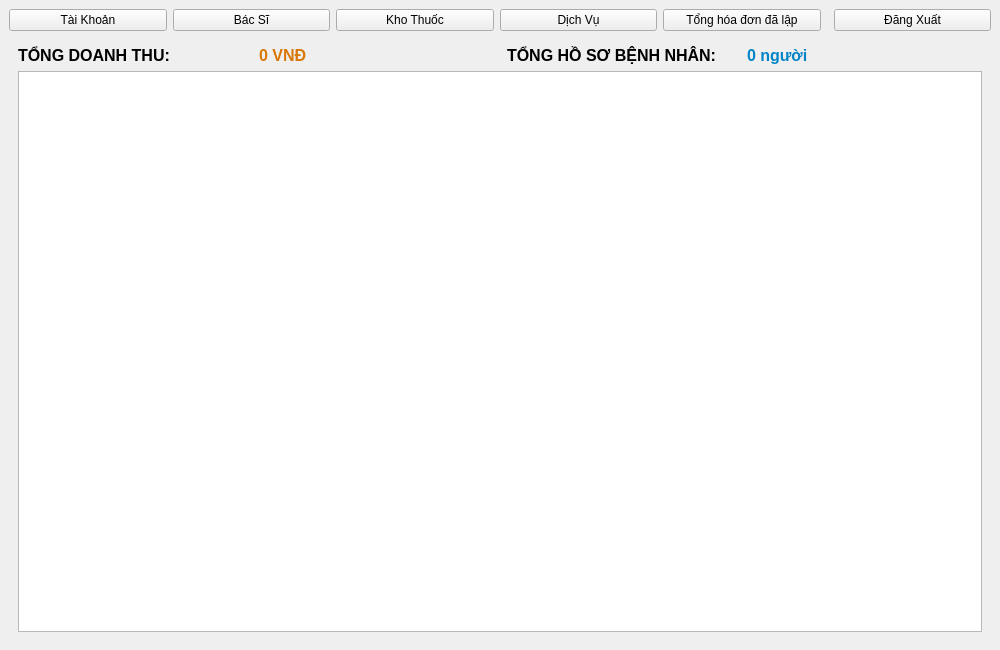
The window that src/ui/AdminMenu.ui (prestonwanttorevenge/PBL2) describes before a commit, drawn with Qt 5.
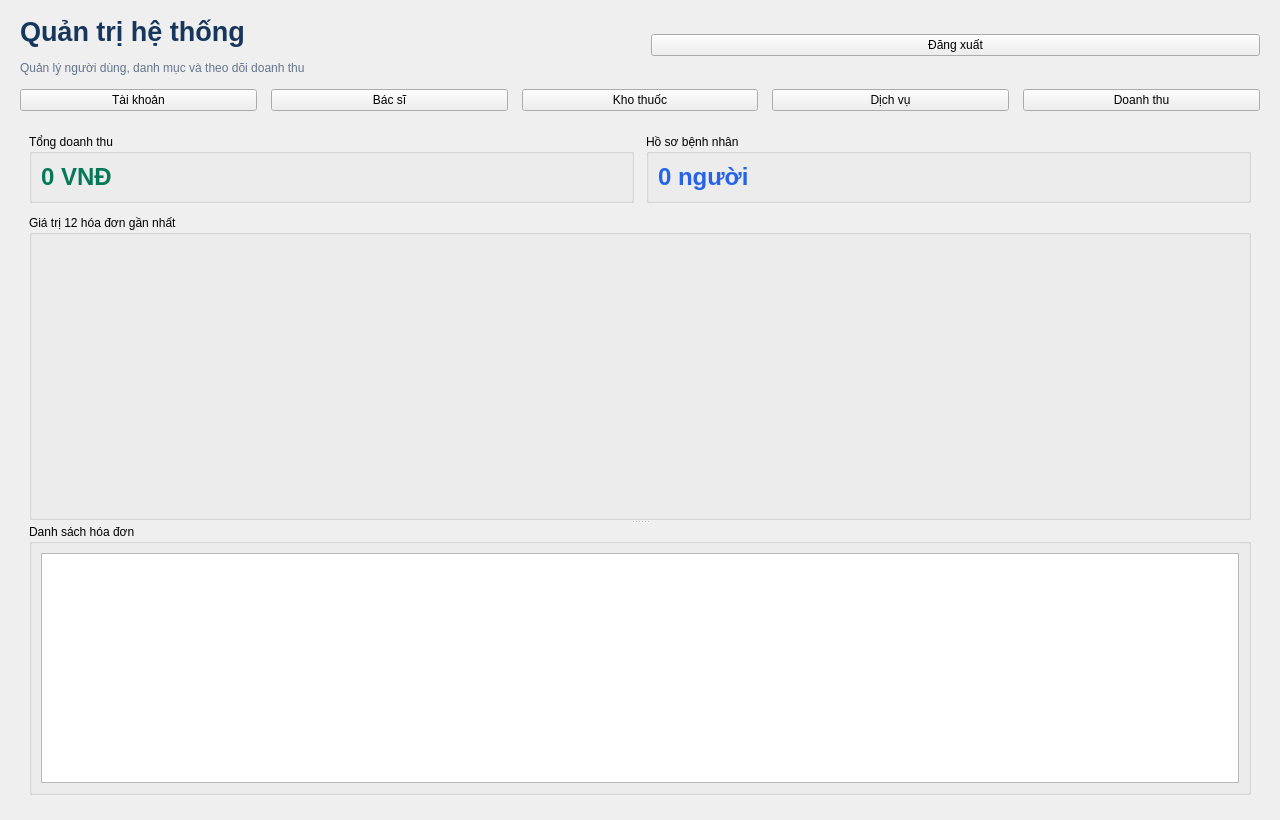
The same window after the commit. The open tabs and pages were chosen to show the change.

Patch:
```diff
--- a/src/ui/AdminMenu.ui
+++ b/src/ui/AdminMenu.ui
@@ -2,22 +2,35 @@
 <ui version="4.0">
  <class>AdminMenu</class>
  <widget class="QMainWindow" name="AdminMenu">
-  <property name="geometry"><rect><x>0</x><y>0</y><width>1000</width><height>650</height></rect></property>
-  <property name="windowTitle"><string>Quản Trị Hệ Thống - Admin Menu</string></property>
+  <property name="geometry"><rect><x>0</x><y>0</y><width>1280</width><height>820</height></rect></property>
+  <property name="minimumSize"><size><width>1050</width><height>680</height></size></property>
+  <property name="windowTitle"><string>Quản trị hệ thống</string></property>
   <widget class="QWidget" name="centralwidget">
    <layout class="QVBoxLayout" name="verticalLayoutMain">
+    <property name="leftMargin"><number>20</number></property>
+    <property name="topMargin"><number>16</number></property>
+    <property name="rightMargin"><number>20</number></property>
+    <property name="bottomMargin"><number>16</number></property>
+    <property name="spacing"><number>14</number></property>
+    <item>
+     <layout class="QHBoxLayout" name="layoutHeader">
+      <item>
+       <layout class="QVBoxLayout" name="layoutTitle">
+        <item><widget class="QLabel" name="lblPageTitle"><property name="text"><string>Quản trị hệ thống</string></property><property name="styleSheet"><string>font-size: 20pt; font-weight: 700; color: #17365d;</string></property></widget></item>
+        <item><widget class="QLabel" name="lblPageSubtitle"><property name="text"><string>Quản lý người dùng, danh mục và theo dõi doanh thu</string></property><property name="styleSheet"><string>color: #64748b;</string></property></widget></item>
+       </layout>
+      </item>
+      <item><spacer name="headerSpacer"><property name="orientation"><enum>Qt::Horizontal</enum></property></spacer></item>
+      <item><widget class="QPushButton" name="btnLogout"><property name="text"><string>Đăng xuất</string></property></widget></item>
+     </layout>
+    </item>
     <item>
      <layout class="QHBoxLayout" name="horizontalLayoutTopBar">
-      <item><widget class="QPushButton" name="btnManageUsers"><property name="text"><string>Tài Khoản</string></property></widget></item>
-      <item><widget class="QPushButton" name="btnManageDoctors"><property name="text"><string>Bác Sĩ</string></property></widget></item>
-      <item><widget class="QPushButton" name="btnManageMedicines"><property name="text"><string>Kho Thuốc</string></property></widget></item>
-      <item><widget class="QPushButton" name="btnManageServices"><property name="text"><string>Dịch Vụ</string></property></widget></item>
-      
-      <!-- NÚT MỚI: Truy cập bảng Doanh Thu -->
-      <item><widget class="QPushButton" name="btnViewRevenue">      <property name="text"><string>Tổng hóa đơn đã lập</string></property></widget></item>
-      
-      <item><spacer name="horizontalSpacer"><property name="orientation"><enum>Qt::Horizontal</enum></property></spacer></item>
-      <item><widget class="QPushButton" name="btnLogout"><property name="text"><string>Đăng Xuất</string></property></widget></item>
+      <item><widget class="QPushButton" name="btnManageUsers"><property name="text"><string>Tài khoản</string></property></widget></item>
+      <item><widget class="QPushButton" name="btnManageDoctors"><property name="text"><string>Bác sĩ</string></property></widget></item>
+      <item><widget class="QPushButton" name="btnManageMedicines"><property name="text"><string>Kho thuốc</string></property></widget></item>
+      <item><widget class="QPushButton" name="btnManageServices"><property name="text"><string>Dịch vụ</string></property></widget></item>
+      <item><widget class="QPushButton" name="btnViewRevenue"><property name="text"><string>Doanh thu</string></property></widget></item>
      </layout>
     </item>
     <item>
@@ -133,38 +146,32 @@
       <!-- TRANG 4 (MỚI): XEM DOANH THU & THỐNG KÊ (pageRevenue) -->
       <widget class="QWidget" name="pageRevenue">
        <layout class="QVBoxLayout" name="verticalLayoutRevenue">
+        <property name="spacing"><number>12</number></property>
         <item>
          <layout class="QHBoxLayout" name="horizontalLayoutRevStats">
-          <item>
-           <widget class="QLabel" name="lblTitleRevenue">
-            <property name="text"><string>&lt;b&gt;TỔNG DOANH THU:&lt;/b&gt;</string></property>
-            <property name="font"><font><pointsize>12</pointsize></font></property>
-           </widget>
-          </item>
-          <item>
-           <widget class="QLabel" name="lblTotalRevenue">
-            <property name="text"><string>0 VNĐ</string></property>
-            <property name="font"><font><pointsize>12</pointsize><weight>75</weight><bold>true</bold></font></property>
-            <property name="styleSheet"><string>color: #D97706;</string></property>
-           </widget>
-          </item>
-          <item><spacer name="horizontalSpacerRev"><property name="orientation"><enum>Qt::Horizontal</enum></property></spacer></item>
-          <item>
-           <widget class="QLabel" name="lblTitlePatients">
-            <property name="text"><string>&lt;b&gt;TỔNG HỒ SƠ BỆNH NHÂN:&lt;/b&gt;</string></property>
-            <property name="font"><font><pointsize>12</pointsize></font></property>
-           </widget>
-          </item>
-          <item>
-           <widget class="QLabel" name="lblTotalPatients">
-            <property name="text"><string>0 người</string></property>
-            <property name="font"><font><pointsize>12</pointsize><weight>75</weight><bold>true</bold></font></property>
-            <property name="styleSheet"><string>color: #0284C7;</string></property>
-           </widget>
-          </item>
+          <item><widget class="QGroupBox" name="groupRevenueTotal"><property name="minimumHeight"><number>82</number></property><property name="title"><string>Tổng doanh thu</string></property><layout class="QVBoxLayout" name="layoutRevenueTotal"><item><widget class="QLabel" name="lblTotalRevenue"><property name="text"><string>0 VNĐ</string></property><property name="styleSheet"><string>font-size: 18pt; font-weight: 700; color: #047857;</string></property></widget></item></layout></widget></item>
+          <item><widget class="QGroupBox" name="groupPatientCount"><property name="minimumHeight"><number>82</number></property><property name="title"><string>Hồ sơ bệnh nhân</string></property><layout class="QVBoxLayout" name="layoutPatientCount"><item><widget class="QLabel" name="lblTotalPatients"><property name="text"><string>0 người</string></property><property name="styleSheet"><string>font-size: 18pt; font-weight: 700; color: #2563eb;</string></property></widget></item></layout></widget></item>
          </layout>
         </item>
-        <item><widget class="QTableWidget" name="tableRevenue" /></item>
+        <item>
+         <widget class="QSplitter" name="revenueSplitter">
+          <property name="orientation"><enum>Qt::Vertical</enum></property>
+          <widget class="QGroupBox" name="groupRevenueChart">
+           <property name="minimumSize"><size><width>0</width><height>280</height></size></property>
+           <property name="title"><string>Giá trị 12 hóa đơn gần nhất</string></property>
+           <layout class="QVBoxLayout" name="layoutRevenueChart">
+            <item><widget class="QWidget" name="revenueChartHost" native="true"><property name="minimumSize"><size><width>0</width><height>235</height></size></property></widget></item>
+           </layout>
+          </widget>
+          <widget class="QGroupBox" name="groupInvoiceList">
+           <property name="minimumSize"><size><width>0</width><height>250</height></size></property>
+           <property name="title"><string>Danh sách hóa đơn</string></property>
+           <layout class="QVBoxLayout" name="layoutInvoiceList">
+            <item><widget class="QTableWidget" name="tableRevenue"><property name="minimumSize"><size><width>0</width><height>205</height></size></property><property name="alternatingRowColors"><bool>true</bool></property><property name="selectionBehavior"><enum>QAbstractItemView::SelectRows</enum></property><property name="editTriggers"><set>QAbstractItemView::NoEditTriggers</set></property></widget></item>
+           </layout>
+          </widget>
+         </widget>
+        </item>
        </layout>
       </widget>
 
```
Left out of the diff: 155 changed lines with no effect on the pictures.
